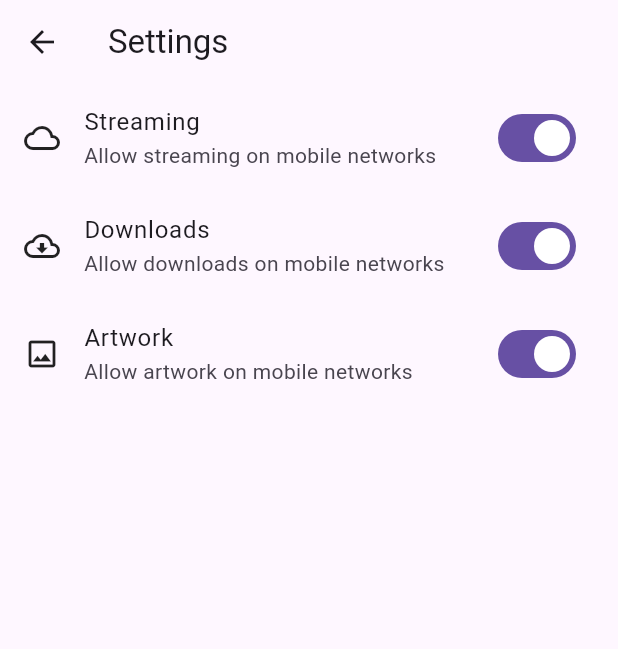
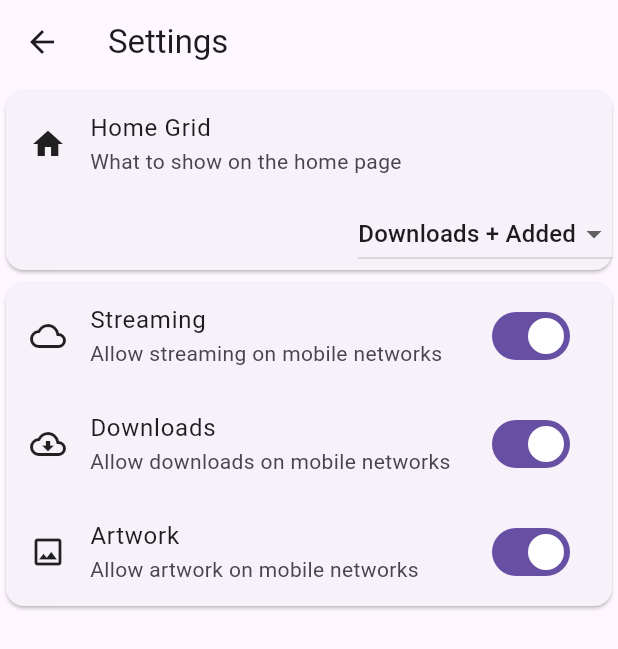
Before and after one commit to defsub/takeout_app, a Flutter app: the SettingsWidget screen opened directly, on a phone screen of 412 x 824 dp. Shown: the top 649 px of the screen. Run offline on Flutter 3.47's test engine with Material 2 defaults, Android fonts, the phone set to English and light mode, and no system bars; drawn by our look-alikes of dynamic_color; our stand-ins replace audio_service, bloc, cached_network_image, connectivity_plus, equatable, flutter_bloc and 11 more; missing offline and left inert: audio_session, timeago_flutter; generated files the repository leaves out were written again; network calls fail; statements that could not run were skipped.

Commit message:
settings, art, fixes

```diff
--- a/lib/app/app.dart
+++ b/lib/app/app.dart
@@ -17,7 +17,7 @@
 
 import 'package:bloc/bloc.dart';
 
-const appVersion = '0.10.3';
+const appVersion = '0.10.4';
 const appSource = 'https://github.com/defsub/takeout_app';
 const appHome = 'https://defsub.github.io';
 
--- a/lib/app/bloc.dart
+++ b/lib/app/bloc.dart
@@ -20,6 +20,7 @@ import 'dart:io';
 
 import 'package:flutter/material.dart';
 import 'package:flutter_bloc/flutter_bloc.dart';
+import 'package:takeout_app/art/provider.dart';
 import 'package:takeout_app/cache/json_repository.dart';
 import 'package:takeout_app/cache/offset.dart';
 import 'package:takeout_app/cache/offset_repository.dart';
@@ -98,6 +99,8 @@ mixin AppBloc {
     final trackResolver =
         MediaTrackResolver(trackCacheRepository: trackCacheRepository);
 
+    final artProvider = ArtProvider(settingsRepository, clientRepository);
+
     return MultiRepositoryProvider(providers: [
       RepositoryProvider(create: (_) => search),
       RepositoryProvider(create: (_) => settingsRepository),
@@ -110,6 +113,7 @@ mixin AppBloc {
       RepositoryProvider(create: (_) => connectivityRepository),
       RepositoryProvider(create: (_) => tokenRepository),
       RepositoryProvider(create: (_) => trackResolver),
+      RepositoryProvider(create: (_) => artProvider),
     ], child: child);
   }
 
--- a/lib/app/context.dart
+++ b/lib/app/context.dart
@@ -19,6 +19,7 @@ import 'package:flutter/material.dart';
 import 'package:flutter_bloc/flutter_bloc.dart';
 import 'package:flutter_gen/gen_l10n/app_localizations.dart';
 import 'package:takeout_app/api/model.dart';
+import 'package:takeout_app/art/provider.dart';
 import 'package:takeout_app/cache/offset.dart';
 import 'package:takeout_app/cache/spiff.dart';
 import 'package:takeout_app/cache/track.dart';
@@ -139,6 +140,8 @@ extension AppContext on BuildContext {
 
   AppCubit get app => read<AppCubit>();
 
+  ArtProvider get imageProvider => read<ArtProvider>();
+
   ClientCubit get client => read<ClientCubit>();
 
   ClientRepository get clientRepository => read<ClientRepository>();
--- /dev/null
+++ b/lib/art/provider.dart
@@ -0,0 +1,57 @@
+// Copyright (C) 2023 The Takeout Authors.
+//
+// This file is part of Takeout.
+//
+// Takeout is free software: you can redistribute it and/or modify it under the
+// terms of the GNU Affero General Public License as published by the Free
+// Software Foundation, either version 3 of the License, or (at your option)
+// any later version.
+//
+// Takeout is distributed in the hope that it will be useful, but WITHOUT ANY
+// WARRANTY; without even the implied warranty of MERCHANTABILITY or FITNESS
+// FOR A PARTICULAR PURPOSE.  See the GNU Affero General Public License for
+// more details.
+//
+// You should have received a copy of the GNU Affero General Public License
+// along with Takeout.  If not, see <https://www.gnu.org/licenses/>.
+
+import 'package:cached_network_image/cached_network_image.dart';
+import 'package:flutter_cache_manager/flutter_cache_manager.dart';
+import 'package:takeout_app/settings/repository.dart';
+import 'package:takeout_app/client/repository.dart';
+
+class ArtProvider {
+  final SettingsRepository settingsRepository;
+  final ClientRepository clientRepository;
+  final CacheManager _cacheManager;
+
+  ArtProvider(this.settingsRepository, this.clientRepository)
+      : _cacheManager = _CoverCacheManager(clientRepository);
+
+  CachedNetworkImageProvider get(String url) {
+    return CachedNetworkImageProvider(_resolve(url),
+        cacheManager: _cacheManager);
+  }
+
+  String _resolve(String url) {
+    final endpoint = settingsRepository.settings?.endpoint;
+    return url.startsWith('/img/') ? '$endpoint$url' : url;
+  }
+}
+
+// redo of DefaultCacheManager to use the takeout client
+class _CoverCacheManager extends CacheManager with ImageCacheManager {
+  static const key = 'libCachedImageData'; // same as DefaultCacheManager
+
+  // static final _CoverCacheManager _instance = _CoverCacheManager._();
+  static _CoverCacheManager? _instance;
+
+  factory _CoverCacheManager(final ClientRepository clientRepository) {
+    _instance ??= _CoverCacheManager._(clientRepository);
+    return _instance!;
+  }
+
+  _CoverCacheManager._(ClientRepository clientRepository)
+      : super(Config(key,
+            fileService: HttpFileService(httpClient: clientRepository.client)));
+}
--- a/lib/artists.dart
+++ b/lib/artists.dart
@@ -27,7 +27,6 @@ import 'package:takeout_app/connectivity/connectivity.dart';
 import 'package:takeout_app/page/page.dart';
 import 'package:url_launcher/url_launcher.dart';
 
-import 'global.dart';
 import 'menu.dart';
 import 'nav.dart';
 import 'release.dart';
@@ -39,7 +38,7 @@ class ArtistsWidget extends NavigatorClientPage<ArtistsView> {
   final String? genre;
   final String? area;
 
-  ArtistsWidget({this.genre, this.area}) : super(key: artistsKey);
+  ArtistsWidget({this.genre, this.area, super.key});
 
   @override
   void load(BuildContext context, {Duration? ttl}) {
@@ -273,6 +272,9 @@ mixin ArtistPage {
   static final Random _random = Random();
 
   String? _randomCover(ArtistView view) {
+    if (view.releases.isEmpty) {
+      return null;
+    }
     for (var i = 0; i < 3; i++) {
       final pick = _random.nextInt(view.releases.length);
       if (isNotNullOrEmpty(view.releases[pick].image)) {
--- a/lib/history/widget.dart
+++ b/lib/history/widget.dart
@@ -29,7 +29,7 @@ import 'history.dart';
 import 'model.dart';
 
 class HistoryListWidget extends StatelessWidget {
-  HistoryListWidget() : super(key: historyKey);
+  const HistoryListWidget({super.key});
 
   @override
   Widget build(BuildContext context) {
--- a/lib/radio.dart
+++ b/lib/radio.dart
@@ -26,7 +26,6 @@ import 'package:takeout_app/spiff/model.dart';
 import 'package:takeout_app/tiles.dart';
 
 import 'downloads.dart';
-import 'global.dart';
 import 'menu.dart';
 import 'nav.dart';
 import 'style.dart';
@@ -35,7 +34,7 @@ const radioCreator = 'Radio';
 const radioStream = 'stream';
 
 class RadioWidget extends NavigatorClientPage<RadioView> {
-  RadioWidget() : super(key: radioKey);
+  RadioWidget({super.key});
 
   List<Spiff> _radioFilter(Iterable<Spiff> entries) {
     final list = List<Spiff>.from(entries);
--- a/lib/settings/model.dart
+++ b/lib/settings/model.dart
@@ -19,6 +19,8 @@ import 'package:json_annotation/json_annotation.dart';
 
 part 'model.g.dart';
 
+enum HomeGridType { mix, downloads, released, added }
+
 @JsonSerializable()
 class Settings {
   final String user;
@@ -26,35 +28,45 @@ class Settings {
   final bool allowMobileStreaming;
   final bool allowMobileDownload;
   final bool allowMobileArtistArtwork;
+  final HomeGridType homeGridType;
 
-  Settings(
-      {required this.user,
+  Settings({
+    required this.user,
     required this.host,
     required this.allowMobileStreaming,
     required this.allowMobileDownload,
-        required this.allowMobileArtistArtwork});
+    required this.allowMobileArtistArtwork,
+    this.homeGridType = HomeGridType.mix,
+  });
 
   factory Settings.initial() => Settings(
         user: 'takeout',
         host: 'https://example.com',
         allowMobileArtistArtwork: true,
         allowMobileDownload: true,
-      allowMobileStreaming: true);
+        allowMobileStreaming: true,
+        homeGridType: HomeGridType.mix,
+      );
 
   String get endpoint => host;
 
-  Settings copyWith(
-      {String? user,
+  Settings copyWith({
+    String? user,
     String? host,
     bool? allowMobileStreaming,
     bool? allowMobileDownload,
-        bool? allowMobileArtistArtwork}) =>
+    bool? allowMobileArtistArtwork,
+    HomeGridType? homeGridType,
+  }) =>
       Settings(
         user: user ?? this.user,
         host: host ?? this.host,
         allowMobileStreaming: allowMobileStreaming ?? this.allowMobileStreaming,
         allowMobileDownload: allowMobileDownload ?? this.allowMobileDownload,
-          allowMobileArtistArtwork: allowMobileArtistArtwork ?? this.allowMobileArtistArtwork);
+        allowMobileArtistArtwork:
+            allowMobileArtistArtwork ?? this.allowMobileArtistArtwork,
+        homeGridType: homeGridType ?? this.homeGridType,
+      );
 
   factory Settings.fromJson(Map<String, dynamic> json) =>
       _$SettingsFromJson(json);
--- a/lib/settings/settings.dart
+++ b/lib/settings/settings.dart
@@ -71,6 +71,10 @@ class SettingsCubit extends HydratedCubit<SettingsState> {
         state.settings.copyWith(allowMobileArtistArtwork: value)));
   }
 
+  set homeGridType(HomeGridType value) {
+    emit(SettingsState(state.settings.copyWith(homeGridType: value)));
+  }
+
   @override
   SettingsState fromJson(Map<String, dynamic> json) =>
       SettingsState.fromJson(json['settings'] as Map<String, dynamic>);
--- a/lib/settings/widget.dart
+++ b/lib/settings/widget.dart
@@ -18,6 +18,7 @@
 import 'package:flutter/material.dart';
 import 'package:flutter_bloc/flutter_bloc.dart';
 import 'package:takeout_app/app/context.dart';
+import 'package:takeout_app/settings/model.dart';
 
 import 'settings.dart';
 
@@ -29,8 +30,32 @@ class SettingsWidget extends StatelessWidget {
     return BlocBuilder<SettingsCubit, SettingsState>(builder: (context, state) {
       return Scaffold(
           appBar: AppBar(title: Text(context.strings.settingsLabel)),
-        body: Column(
-          children: [
+          body: Column(children: [
+            Card(
+                child:
+                    Column(mainAxisSize: MainAxisSize.min, children: <Widget>[
+              ListTile(
+                  leading: const Icon(Icons.home),
+                  title: Text(context.strings.settingHomeGridTitle),
+                  subtitle: Text(context.strings.settingHomeGridSubtitle)),
+              Row(mainAxisAlignment: MainAxisAlignment.end, children: <Widget>[
+                DropdownButton<HomeGridType>(
+                    value: state.settings.homeGridType,
+                    items: HomeGridType.values
+                        .map((type) => DropdownMenuItem<HomeGridType>(
+                            child: Text(_gridTypeText(context, type)),
+                            value: type))
+                        .toList(),
+                    onChanged: (value) {
+                      if (value != null) {
+                        context.settings.homeGridType = value;
+                      }
+                    })
+              ])
+            ])),
+            Card(
+                child:
+                    Column(mainAxisSize: MainAxisSize.min, children: <Widget>[
               _switchTile(
                   Icons.cloud_outlined,
                   context.strings.settingStreamingTitle,
@@ -52,10 +77,22 @@ class SettingsWidget extends StatelessWidget {
                   state.settings.allowMobileArtistArtwork, (value) {
                 context.settings.allowArtistArtwork = value;
               }),
-          ],
-        ),
-      );
+            ]))
+          ]));
     });
+  }
+
+  String _gridTypeText(BuildContext context, HomeGridType type) {
+    switch (type) {
+      case HomeGridType.mix:
+        return context.strings.settingHomeGridMix;
+      case HomeGridType.downloads:
+        return context.strings.settingHomeGridDownloads;
+      case HomeGridType.added:
+        return context.strings.settingHomeGridAdded;
+      case HomeGridType.released:
+        return context.strings.settingHomeGridReleased;
+    }
   }
 
   Widget _switchTile(IconData icon, String title, String subtitle, bool value,
@@ -64,6 +101,7 @@ class SettingsWidget extends StatelessWidget {
       leading: Icon(icon),
       title: Text(title),
       subtitle: Text(subtitle),
-        trailing: Switch(value: value, onChanged: onChanged));
+      trailing: Switch(value: value, onChanged: onChanged),
+    );
   }
 }
--- a/pubspec.yaml
+++ b/pubspec.yaml
@@ -20,7 +20,6 @@ dependencies:
   audio_session: ^0.1.6+1
   audio_service: ^0.18.3
   just_audio: ^0.9.20
-  just_audio_libwinmedia: ^0.0.4
   rxdart: ^0.27.1
 
   video_player: ^2.2.6
@@ -29,14 +28,12 @@ dependencies:
   timeago: ^3.1.0
   timeago_flutter: ^1.2.0
 
-  shared_preferences: ^2.0.6
   json_annotation: ^4.8.0
   cached_network_image: ^3.0.0
   connectivity_plus: ^3.0.2
   palette_generator: ^0.3.0
   recase: ^4.0.0
   url_launcher: ^6.0.2
-  flutter_settings_screens: ^0.3.0-null-safety
   sqflite: ^2.2.0+3
 
   cupertino_icons: ^1.0.3
```
Also changed, not shown: lib/art/builder.dart (+9 -45 lines), lib/global.dart (+0 -36 lines), lib/home.dart (+24 -22 lines), lib/main.dart (+22 -11 lines), lib/settings.dart (deleted, +0 -135 lines), lib/want.dart (+6 -6 lines), pubspec.lock, 3 other files. Lines whose indentation alone changed are shown as unchanged.
